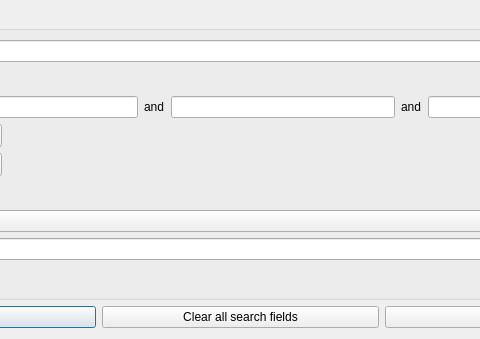
Above: pordb_darsteller_suchen.ui from hwmay/pordb before the change; both pictures show x 193 to 673 and y 0 to 339 of the 867 by 339 pixel window. Below: the same form after it.
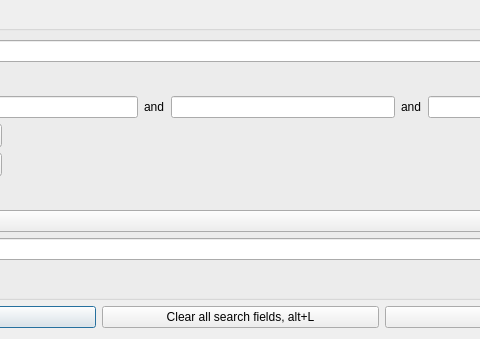
That is the form after the change. Icons and pictures are not drawn.

Commit message: Shortcut added for clearing search mask in searching actors

Patch:
```diff
--- a/pordb_darsteller_suchen.ui
+++ b/pordb_darsteller_suchen.ui
@@ -339,7 +339,7 @@
        <item>
         <widget class="QPushButton" name="pushButtonRefresh">
          <property name="text">
-          <string>Clear all search fields</string>
+          <string>Clear all search fields, alt+L</string>
          </property>
          <property name="shortcut">
           <string>Ctrl+L</string>
```
Left out of the diff: 2 changed lines with no effect on the pictures. The commit also changes 4 other files.
